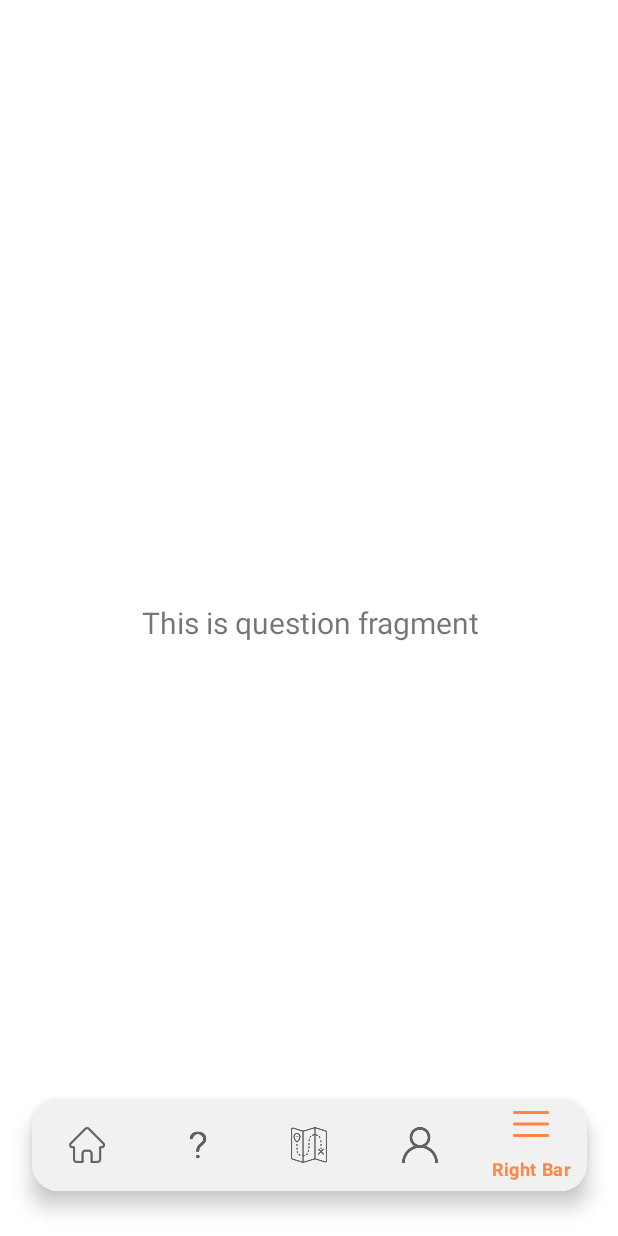
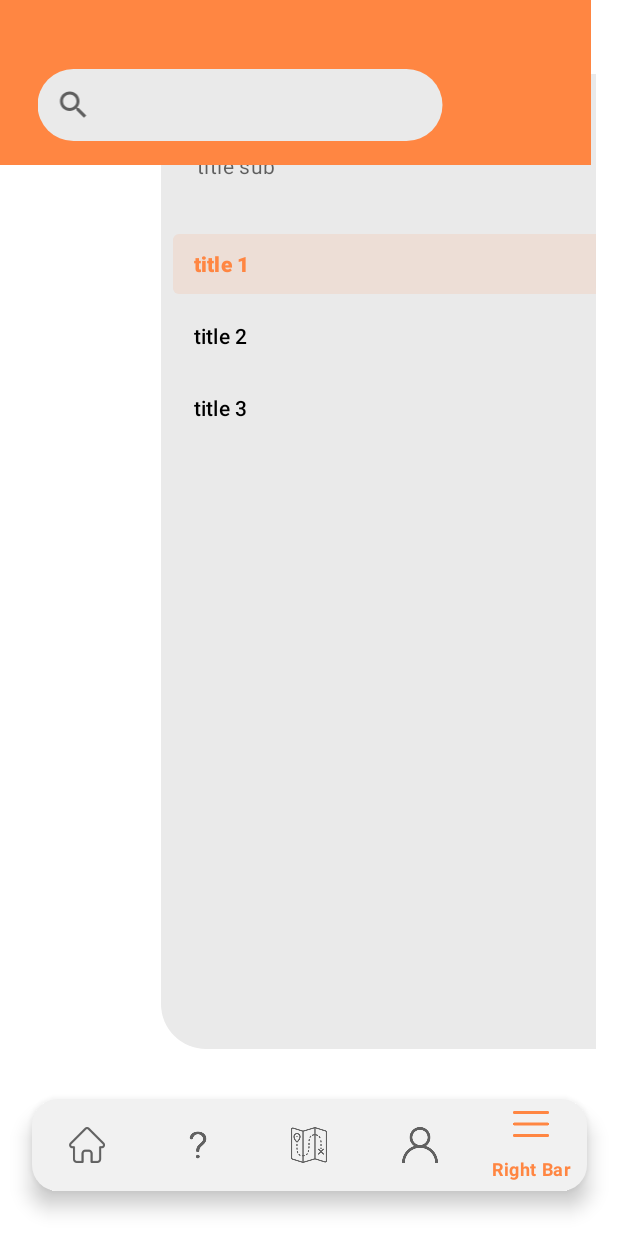
Before and after one commit to xotabeach/Diploma-project-Mobile-application-for-the-Department-of-Tourism-of-Tatarstan, an Android app: the RightBarFragment screen opened through its navigation route, on a phone screen of 412 x 824 dp. Run offline under Robolectric (Android 15) with nearby library versions, the phone set to English and light mode, and no system bars; our stand-ins replace navigation-ui.

Commit message:
add search tab and config styles

```diff
--- a/app/src/main/java/com/example/mobile_tour/MainActivity.java
+++ b/app/src/main/java/com/example/mobile_tour/MainActivity.java
@@ -7,11 +7,14 @@ import android.view.View;
 import android.view.Window;
 import android.view.WindowInsets;
 import android.view.WindowInsetsController;
+import android.view.MotionEvent;
+import androidx.appcompat.app.AppCompatActivity;
+import androidx.appcompat.widget.SearchView;
+
+
 
 import com.example.mobile_tour.R;
 import com.google.android.material.bottomnavigation.BottomNavigationView;
-
-import androidx.appcompat.app.AppCompatActivity;
 import androidx.core.view.ViewCompat;
 import androidx.core.view.WindowInsetsControllerCompat;
 import androidx.navigation.NavController;
@@ -27,6 +30,8 @@ public class MainActivity extends AppCompatActivity {
     private ActivityMainBinding binding;
 
 
+
+
     protected void hideSystemBars(){
         Window window = getWindow();
         window.setDecorFitsSystemWindows(false);
@@ -37,19 +42,21 @@ public class MainActivity extends AppCompatActivity {
     }
 
 
+
+
     @Override
     protected void onCreate(Bundle savedInstanceState) {
         super.onCreate(savedInstanceState);
+
 
         binding = ActivityMainBinding.inflate(getLayoutInflater());
         setContentView(binding.getRoot());
         BottomNavigationView navView = findViewById(R.id.nav_view);
         //
-
         // Passing each menu ID as a set of Ids because each
         // menu should be considered as top level destinations.
         AppBarConfiguration appBarConfiguration = new AppBarConfiguration.Builder(
-                R.id.navigation_home, R.id.navigation_question, R.id.navigation_create_route , R.id.navigation_profile , R.id.navigation_right_bar)
+                R.id.navigation_home, R.id.navigation_question, R.id.navigation_create_route , R.id.navigation_profile , R.id.navigation_right_bar , R.id.searchView)
                 .build();
         NavController navController = Navigation.findNavController(this, R.id.nav_host_fragment_activity_main);
         //NavigationUI.setupActionBarWithNavController(this, navController, appBarConfiguration);
--- a/app/src/main/java/com/example/mobile_tour/ui/right_bar/RightBarFragment.java
+++ b/app/src/main/java/com/example/mobile_tour/ui/right_bar/RightBarFragment.java
@@ -25,8 +25,7 @@ public class RightBarFragment extends Fragment {
         binding = FragmentRightBarBinding.inflate(inflater, container, false);
         View root = binding.getRoot();
 
-        final TextView textView = binding.textHome;
-        rightBarViewModel.getText().observe(getViewLifecycleOwner(), textView::setText);
+
         return root;
     }
 
--- /dev/null
+++ b/app/src/main/java/com/example/mobile_tour/ui/search_bar/SearchBarViewModel.java
@@ -0,0 +1,4 @@
+package com.example.mobile_tour.ui.search_bar;
+
+public class SearchBarViewModel {
+}
--- /dev/null
+++ b/app/src/main/java/com/example/mobile_tour/ui/search_bar/searchBarFragment.java
@@ -0,0 +1,8 @@
+package com.example.mobile_tour.ui.search_bar;
+
+
+public class searchBarFragment {
+
+
+
+    }
--- /dev/null
+++ b/app/src/main/res/drawable/rounded_back_2.xml
@@ -0,0 +1,7 @@
+<?xml version="1.0" encoding="utf-8"?>
+<shape xmlns:android="http://schemas.android.com/apk/res/android"
+    android:elevation="20dp">
+    <corners android:radius="30dp" />
+    <solid android:color="@color/light_gray" />
+
+</shape>
--- a/app/src/main/res/layout/activity_main.xml
+++ b/app/src/main/res/layout/activity_main.xml
@@ -1,11 +1,12 @@
 <?xml version="1.0" encoding="utf-8"?>
+
 <androidx.constraintlayout.widget.ConstraintLayout xmlns:android="http://schemas.android.com/apk/res/android"
     xmlns:app="http://schemas.android.com/apk/res-auto"
     xmlns:tools="http://schemas.android.com/tools"
     android:id="@+id/container"
     android:layout_width="match_parent"
     android:layout_height="match_parent"
-    android:paddingTop="?attr/actionBarSize">
+    android:layout_marginTop="?attr/actionBarSize">
 
     <com.google.android.material.bottomnavigation.BottomNavigationView
         android:id="@+id/nav_view"
@@ -19,19 +20,44 @@
         app:layout_constraintRight_toRightOf="parent"
         app:menu="@menu/bottom_nav_menu" />
 
+
+
     <fragment
         android:id="@+id/nav_host_fragment_activity_main"
         android:name="androidx.navigation.fragment.NavHostFragment"
-        android:layout_width="414dp"
-        android:layout_height="790dp"
+        android:layout_width="390dp"
+        android:layout_height="850dp"
+        android:layout_marginBottom="5dp"
         android:resizeableActivity="true"
         app:defaultNavHost="true"
-        app:layout_constraintBottom_toTopOf="@id/nav_view"
-        app:layout_constraintHorizontal_bias="0.0"
+        app:layout_constraintBottom_toBottomOf="parent"
+        app:layout_constraintHorizontal_bias="0.333"
         app:layout_constraintLeft_toLeftOf="parent"
         app:layout_constraintRight_toRightOf="parent"
-        app:layout_constraintTop_toTopOf="parent"
-        app:layout_constraintVertical_bias="0.494"
         app:navGraph="@navigation/mobile_navigation" />
 
+    <LinearLayout
+        android:id="@+id/linearLayout"
+        android:layout_width="394dp"
+        android:layout_height="114dp"
+        android:layout_marginBottom="720dp"
+        android:background="@color/orange_1"
+        android:orientation="horizontal"
+        app:layout_constraintBottom_toBottomOf="parent"
+        app:layout_constraintStart_toStartOf="parent"
+        app:layout_constraintTop_toTopOf="parent">
+
+        <SearchView
+            android:id="@+id/searchView"
+            android:layout_width="270dp"
+            android:layout_height="wrap_content"
+            style="@style/SearchViewStyle"
+            android:background="@drawable/rounded_back_2"
+            android:translationX="25dp"
+            android:translationY="50dp"
+            app:menu="@menu/search_menu"
+            tools:layout_conversion_absoluteHeight="49dp"
+            tools:layout_conversion_absoluteWidth="48dp" />
+    </LinearLayout>
+
 </androidx.constraintlayout.widget.ConstraintLayout>
--- a/app/src/main/res/layout/fragment_right_bar.xml
+++ b/app/src/main/res/layout/fragment_right_bar.xml
@@ -1,22 +1,18 @@
-<?xml version="1.0" encoding="utf-8"?>
-<androidx.constraintlayout.widget.ConstraintLayout xmlns:android="http://schemas.android.com/apk/res/android"
+<com.google.android.material.navigation.NavigationView xmlns:android="http://schemas.android.com/apk/res/android"
     xmlns:app="http://schemas.android.com/apk/res-auto"
     xmlns:tools="http://schemas.android.com/tools"
     android:layout_width="match_parent"
-    android:layout_height="match_parent"
-    tools:context=".ui.right_bar.RightBarFragment">
+    android:layout_height="650dp"
+    android:background="@drawable/rounded_back_2"
+    android:translationX="100dp"
+    android:translationY="80dp"
+    app:headerLayout="@layout/header_right_bar"
+    app:menu="@menu/right_bar_menu" >
 
-    <TextView
-        android:id="@+id/text_home"
-        android:layout_width="match_parent"
-        android:layout_height="wrap_content"
-        android:layout_marginStart="8dp"
-        android:layout_marginTop="8dp"
-        android:layout_marginEnd="8dp"
-        android:textAlignment="center"
-        android:textSize="20sp"
-        app:layout_constraintBottom_toBottomOf="parent"
-        app:layout_constraintEnd_toEndOf="parent"
-        app:layout_constraintStart_toStartOf="parent"
-        app:layout_constraintTop_toTopOf="parent" />
-</androidx.constraintlayout.widget.ConstraintLayout>
+    <androidx.constraintlayout.widget.ConstraintLayout
+        android:layout_width="349dp"
+        android:layout_height="match_parent"
+        android:animateLayoutChanges="true">
+
+    </androidx.constraintlayout.widget.ConstraintLayout>
+</com.google.android.material.navigation.NavigationView>
--- /dev/null
+++ b/app/src/main/res/layout/header_right_bar.xml
@@ -0,0 +1,27 @@
+<LinearLayout
+    xmlns:android="http://schemas.android.com/apk/res/android"
+    xmlns:app="http://schemas.android.com/apk/res-auto"
+    xmlns:tools="http://schemas.android.com/tools"
+    android:layout_width="match_parent"
+    android:layout_height="wrap_content"
+    android:orientation="vertical">
+
+    <TextView
+        android:layout_width="wrap_content"
+        android:layout_height="wrap_content"
+        android:layout_marginTop="24dp"
+        android:layout_marginStart="24dp"
+        android:layout_marginEnd="24dp"
+        android:textAppearance="?attr/textAppearanceHeadline6"
+        android:text="@string/right_bar_header_title" />
+
+    <TextView
+        android:layout_width="wrap_content"
+        android:layout_height="wrap_content"
+        android:layout_marginBottom="24dp"
+        android:layout_marginStart="24dp"
+        android:layout_marginEnd="24dp"
+        android:textAppearance="?attr/textAppearanceBody2"
+        android:textColor="@color/material_on_surface_emphasis_medium"
+        android:text="@string/right_bar_header_title_sub" />
+</LinearLayout>
--- /dev/null
+++ b/app/src/main/res/menu/right_bar_menu.xml
@@ -0,0 +1,22 @@
+
+    <menu
+        xmlns:android="http://schemas.android.com/apk/res/android"
+        xmlns:app="http://schemas.android.com/apk/res-auto"
+        xmlns:tools="http://schemas.android.com/tools">
+
+        <group
+            android:id="@+id/group1"
+            android:checkableBehavior="single">
+            <item
+                android:id="@+id/item1"
+                android:title="@string/right_bar_title_1"
+                android:checked="true" />
+            <item
+                android:id="@+id/item2"
+                android:title="@string/right_bar_title_2" />
+            <item
+                android:id="@+id/item3"
+                android:title="@string/right_bar_title_3" />
+        </group>
+
+    </menu>
--- /dev/null
+++ b/app/src/main/res/menu/search_menu.xml
@@ -0,0 +1,4 @@
+<?xml version="1.0" encoding="utf-8"?>
+<menu xmlns:android="http://schemas.android.com/apk/res/android">
+
+</menu>
--- /dev/null
+++ b/app/src/main/res/values/search_style.xml
@@ -0,0 +1,9 @@
+<resources>
+    <style name="SearchViewStyle" parent="Widget.AppCompat.SearchView">
+        <!-- Other SearchView attributes -->
+        <item name="android:shadowColor">#FF000000</item>
+        <item name="android:shadowDx">0</item>
+        <item name="android:shadowDy">2</item>
+        <item name="android:shadowRadius">25</item>
+    </style>
+</resources>
--- a/app/src/main/res/values/strings.xml
+++ b/app/src/main/res/values/strings.xml
@@ -5,5 +5,9 @@
     <string name="title_create_route">Create Route</string>
     <string name="title_profile">Profile</string>
     <string name="title_right_bar">Right Bar</string>
-
+    <string name="right_bar_title_1">title 1</string>
+    <string name="right_bar_title_2">title 2</string>
+    <string name="right_bar_title_3">title 3</string>
+    <string name="right_bar_header_title">title main</string>
+    <string name="right_bar_header_title_sub">title sub</string>
 </resources>
```
